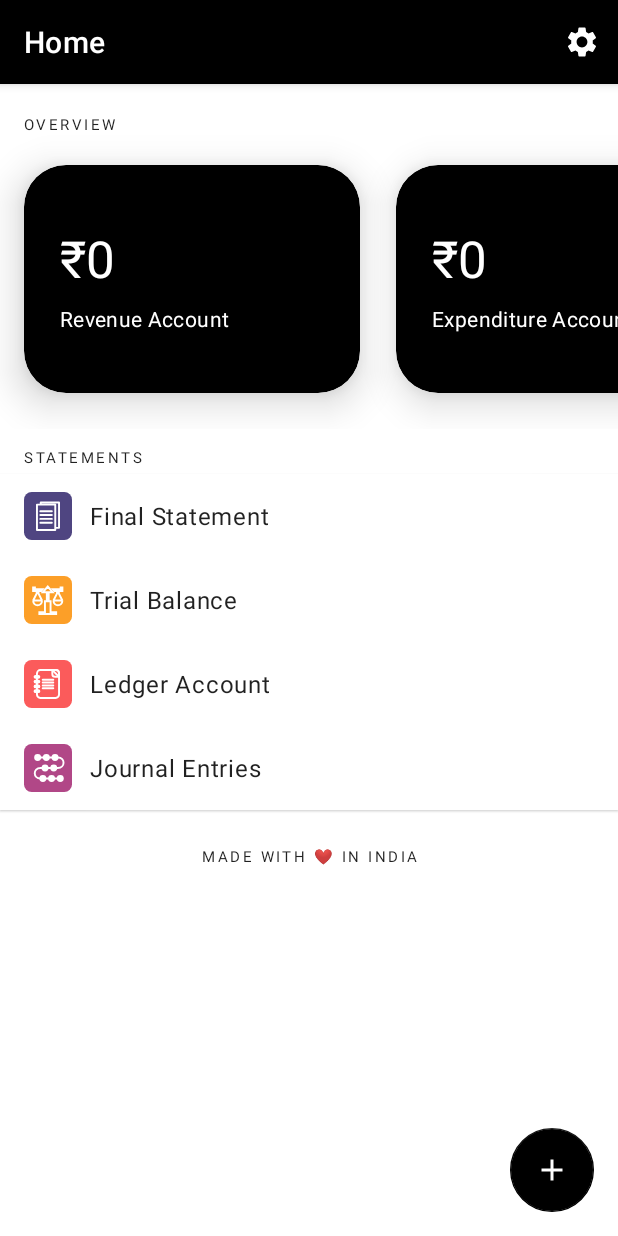
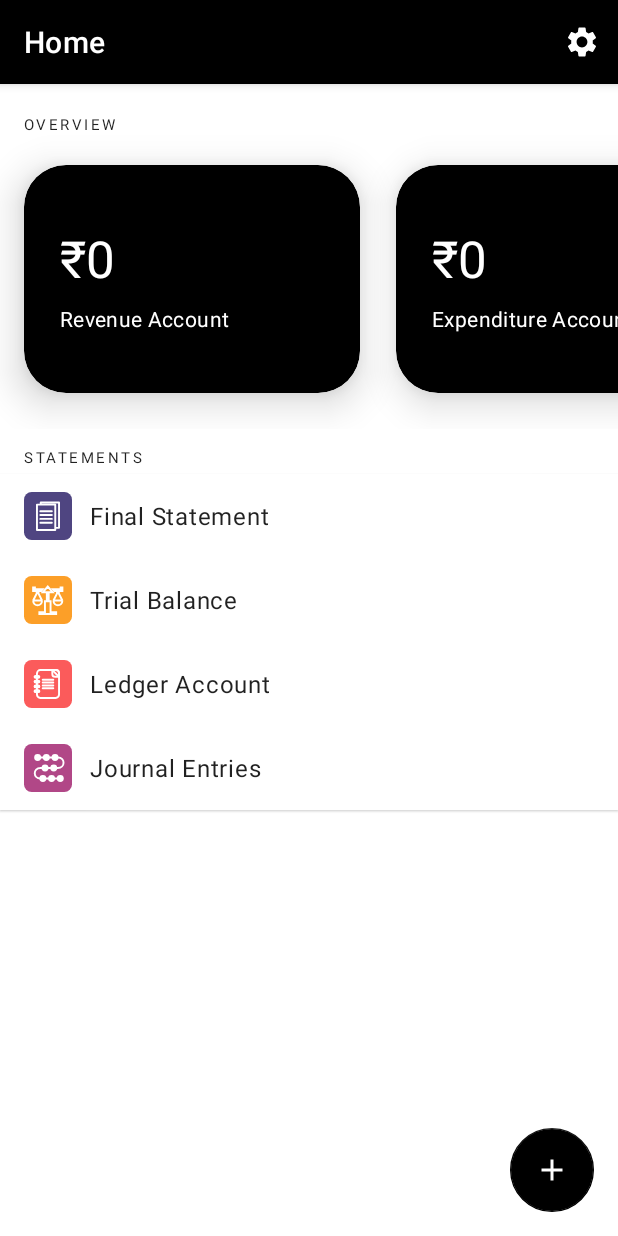
Before and after one commit to Harshu467/Personal_Expense_Manager, an Android app: the MainActivity screen opened directly, with no data from a screen before it, on a phone screen of 412 x 824 dp. Run offline under Robolectric (Android 15) with nearby library versions, the phone set to English and light mode, and no system bars; our stand-ins replace Room's generated code.

Commit message:
minor update

```diff
--- a/app/src/main/res/layout/activity_main.xml
+++ b/app/src/main/res/layout/activity_main.xml
@@ -182,14 +182,6 @@
             </LinearLayout>
         </com.google.android.material.card.MaterialCardView>
 
-        <TextView
-            android:layout_width="match_parent"
-            android:layout_height="wrap_content"
-            android:text="@string/made_in_india"
-            android:textAppearance="@style/TextAppearance.MaterialComponents.Overline"
-            android:layout_marginTop="12dp"
-            android:textAlignment="center"/>
-
     </GridLayout>
 
     <!-- Main FAB -->
```
Also changed, not shown: app/src/main/java/com/github/captainayan/accountlite/SettingsActivity.java (+0 -12 lines), 1 other file.
